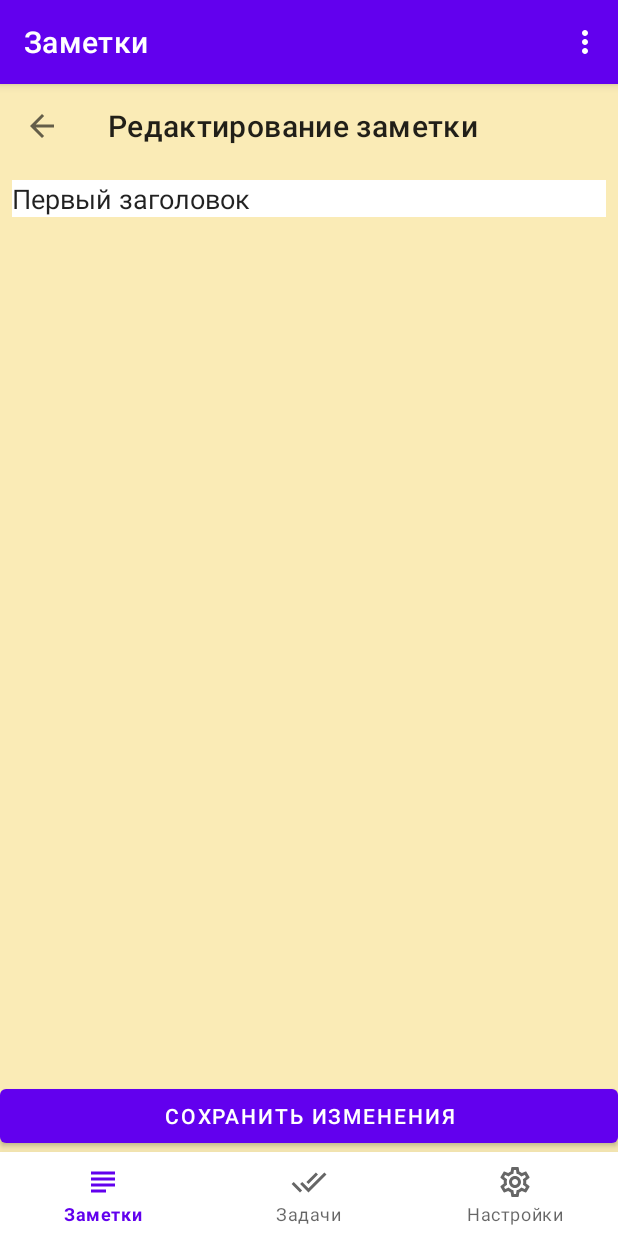
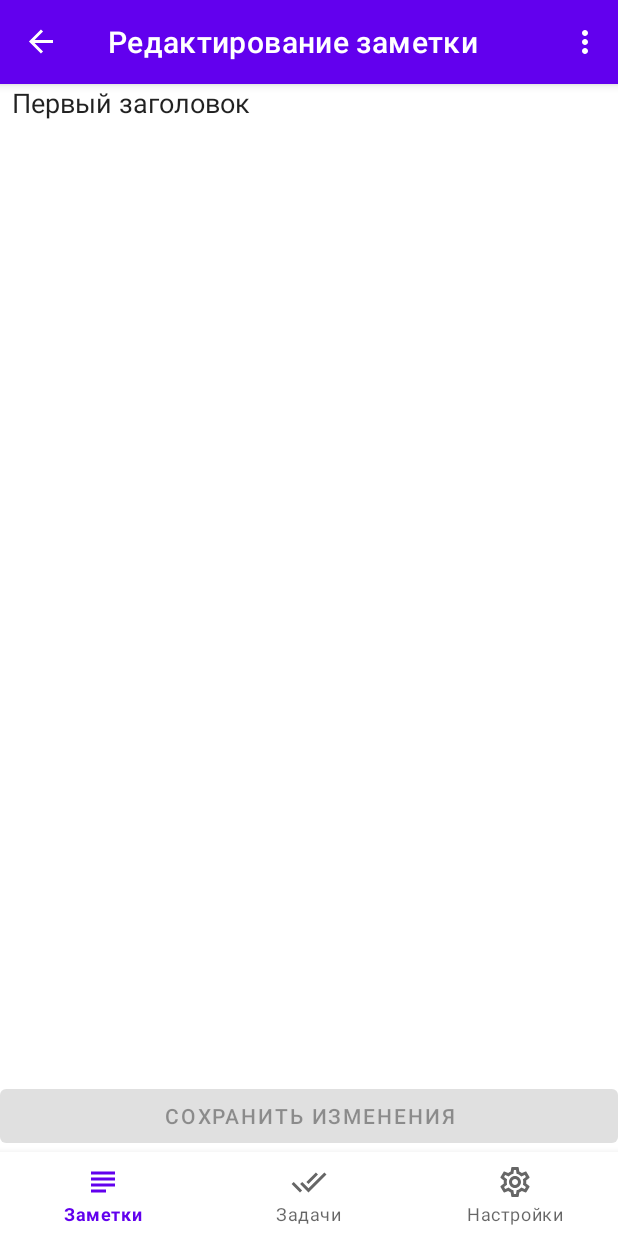
Before and after one commit to stdimensiy/GeekBrains_Course_AcquaintanceWithAndroid_HW_noteOrganizer_Std, an Android app: the screen it shows after launch (MainActivity), after a tap on "Первый заголовок", on a phone screen of 412 x 824 dp. Run offline under Robolectric (Android 15) with nearby library versions, the phone set to English and light mode, and no system bars; our stand-ins replace navigation-ui.

Commit message:
(изм 6) Работа переделана с ориентиром на принятую модель навигации и устранены следующие ошибки:  - Фрагмент редактирования исправлен в части разметки и включен в модуль навигации и вызывается теперь именно из MainActivity.java через navigation. Исправлена ошибка с наложением двух фрагментов. Теперь все стабильно.  - Исправлен баг с тулбаром. Теперь появился анимированный гамбургер, активность кнопки восстановлена, на фрагментах основного набора по тапу вызывается боковая шторка, с остальных производится возврат назад.  - Исправлен баг с вызовом метода изменений, теперь все работает и сохраняется.  - Заработало обновление данных во фрагменте списка заметок.  - При детаче принудительно закрываю экранную клавиатуру, раньше она при нажатии на кнопку сохранения раньше не скрывалась.  - при закрывании экранной клавиатуры пришлось отловить Exception на событии onDetach при выходе из режима редактирования без вызова экранной клавиатуры. (ничего не исправляли)  - Перенесен в domain интерфейс заглушек. Немного почищен код.

```diff
--- a/app/src/main/java/ru/geekbrains/acquaintancewithandroid/hw/noteorganizer/MainActivity.java
+++ b/app/src/main/java/ru/geekbrains/acquaintancewithandroid/hw/noteorganizer/MainActivity.java
@@ -2,15 +2,11 @@ package ru.geekbrains.acquaintancewithandroid.hw.noteorganizer;
 
 import android.os.Bundle;
 import android.view.Menu;
-import android.widget.Toast;
 
 import androidx.appcompat.app.AppCompatActivity;
 import androidx.appcompat.widget.Toolbar;
-import androidx.core.view.MenuCompat;
 import androidx.drawerlayout.widget.DrawerLayout;
-import androidx.fragment.app.Fragment;
 import androidx.fragment.app.FragmentManager;
-import androidx.fragment.app.FragmentTransaction;
 import androidx.navigation.NavController;
 import androidx.navigation.Navigation;
 import androidx.navigation.ui.AppBarConfiguration;
@@ -45,39 +41,34 @@ public class MainActivity extends AppCompatActivity implements NotesFragment.OnN
         NavigationUI.setupWithNavController(navigationView, navController);
         //Для нижнего меню
         BottomNavigationView navView = findViewById(R.id.nav_view_bottom);
-        AppBarConfiguration appBarConfiguration = new AppBarConfiguration.Builder(
-                R.id.navigation_notes, R.id.navigation_tasks, R.id.navigation_settings)
-                .build();
-        //NavController navController = Navigation.findNavController(this, R.id.nav_host_fragment);
-        NavigationUI.setupActionBarWithNavController(this, navController, appBarConfiguration);
         NavigationUI.setupWithNavController(navView, navController);
     }
 
     @Override
     public boolean onCreateOptionsMenu(Menu menu) {
-        // Inflate the menu; this adds items to the action bar if it is present.
-        MenuCompat.setGroupDividerEnabled(menu, true);
         getMenuInflater().inflate(R.menu.notes_options_menu, menu);
         return true;
     }
 
+    // фрагмент отвечает за поведение верхнего навигационного меню и конкретно гамбургера
+    @Override
+    public boolean onSupportNavigateUp() {
+        NavController navController = Navigation.findNavController(this, R.id.nav_host_fragment);
+        return NavigationUI.navigateUp(navController, mAppBarConfiguration)
+                || super.onSupportNavigateUp();
+    }
+
     @Override
     public void onNoteSelected(Note note) {
-       FragmentManager fragmentManager = getSupportFragmentManager();
-//        FragmentTransaction fragmentTransaction = fragmentManager.beginTransaction();
-//        fragmentTransaction.replace(R.id.nav_host_fragment, EditNoteFragment.newInstance(note), EditNoteFragment.TAG);
-//        fragmentTransaction.commit();
-        Fragment oldFragment = fragmentManager.findFragmentByTag(NotesFragment.TAG);
-        getSupportFragmentManager()
-                .beginTransaction().addToBackStack("Old")
-                .replace(R.id.nav_host_fragment, EditNoteFragment.newInstance(note), EditNoteFragment.TAG)
-                .addToBackStack(EditNoteFragment.TAG)
-                .commit();
+        FragmentManager fragmentManager = getSupportFragmentManager();
+        Bundle bundle = new Bundle();
+        bundle.putParcelable("ARG_NOTE", note);
+        Navigation.findNavController(this, R.id.nav_host_fragment).navigate(R.id.EditNoteFragment, bundle);
         //Toast.makeText(this, fragmentManager.getFragments().toString(), Toast.LENGTH_SHORT).show();
     }
 
     @Override
     public void onNoteSaved() {
-        getSupportFragmentManager().popBackStack();
+        Navigation.findNavController(this, R.id.nav_host_fragment).popBackStack();
     }
 }
--- a/app/src/main/java/ru/geekbrains/acquaintancewithandroid/hw/noteorganizer/ui/Pluggable.java
+++ b/app/src/main/java/ru/geekbrains/acquaintancewithandroid/hw/noteorganizer/domain/Pluggable.java
@@ -1,4 +1,4 @@
-package ru.geekbrains.acquaintancewithandroid.hw.noteorganizer.ui;
+package ru.geekbrains.acquaintancewithandroid.hw.noteorganizer.domain;
 
 import android.content.Context;
 import android.widget.Toast;
--- a/app/src/main/java/ru/geekbrains/acquaintancewithandroid/hw/noteorganizer/domain/TestNotesRepository.java
+++ b/app/src/main/java/ru/geekbrains/acquaintancewithandroid/hw/noteorganizer/domain/TestNotesRepository.java
@@ -120,7 +120,6 @@ public class TestNotesRepository implements NotesRepository {
 
     @Override
     public void updateNote(Note note, CallBack<Object> objectCallBack) {
-        //notes.add(new Note(title, "Тело новой заметки."));
         executor.execute((new Runnable() {
             @Override
             public void run() {
@@ -132,13 +131,13 @@ public class TestNotesRepository implements NotesRepository {
                 mainThreadHandler.post(new Runnable() {
                     @Override
                     public void run() {
-                        Note note = new Note("тестовый заголовок", "Тело новой тестовой заметки.");
-                        notes.add(note);
+                        //модуль подстановки новых значений
+                        Note editNote = notes.get(notes.indexOf(note));
+                        note.setTitle(editNote.getTitle());
                         objectCallBack.onResult(new Object());
                     }
                 });
             }
         }));
     }
-
 }
--- a/app/src/main/java/ru/geekbrains/acquaintancewithandroid/hw/noteorganizer/ui/notes/NotesFragment.java
+++ b/app/src/main/java/ru/geekbrains/acquaintancewithandroid/hw/noteorganizer/ui/notes/NotesFragment.java
@@ -27,7 +27,7 @@ import java.util.ArrayList;
 
 import ru.geekbrains.acquaintancewithandroid.hw.noteorganizer.R;
 import ru.geekbrains.acquaintancewithandroid.hw.noteorganizer.domain.Note;
-import ru.geekbrains.acquaintancewithandroid.hw.noteorganizer.ui.Pluggable;
+import ru.geekbrains.acquaintancewithandroid.hw.noteorganizer.domain.Pluggable;
 
 public class NotesFragment extends Fragment implements Pluggable {
     public static final String TAG = "NOTES_LIST";
--- a/app/src/main/java/ru/geekbrains/acquaintancewithandroid/hw/noteorganizer/ui/notes/edit/EditNoteFragment.java
+++ b/app/src/main/java/ru/geekbrains/acquaintancewithandroid/hw/noteorganizer/ui/notes/edit/EditNoteFragment.java
@@ -1,5 +1,6 @@
 package ru.geekbrains.acquaintancewithandroid.hw.noteorganizer.ui.notes.edit;
 
+import android.app.Activity;
 import android.content.Context;
 import android.os.Bundle;
 import android.text.Editable;
@@ -7,13 +8,13 @@ import android.text.TextWatcher;
 import android.view.LayoutInflater;
 import android.view.View;
 import android.view.ViewGroup;
+import android.view.inputmethod.InputMethodManager;
 import android.widget.Button;
 import android.widget.EditText;
 import android.widget.ProgressBar;
 
 import androidx.annotation.NonNull;
 import androidx.annotation.Nullable;
-import androidx.appcompat.widget.Toolbar;
 import androidx.fragment.app.Fragment;
 import androidx.lifecycle.Observer;
 import androidx.lifecycle.ViewModelProvider;
@@ -22,25 +23,14 @@ import ru.geekbrains.acquaintancewithandroid.hw.noteorganizer.R;
 import ru.geekbrains.acquaintancewithandroid.hw.noteorganizer.domain.Note;
 
 public class EditNoteFragment extends Fragment {
-    public static final String TAG = "EditNoteFragment";
-    public static final String ARG_NOTE = "ARG_NOTE";
-    private Note note;
+    private Note editNote;
     private EditNoteViewModel viewModel;
     private OnNoteSaved listener;
-
-    public static EditNoteFragment newInstance(Note note) {
-        EditNoteFragment fragment = new EditNoteFragment();
-        Bundle bundle = new Bundle();
-        bundle.putParcelable(ARG_NOTE, note);
-
-        fragment.setArguments(bundle);
-        return fragment;
-    }
 
     @Override
     public void onAttach(@NonNull Context context) {
         super.onAttach(context);
-        if(context instanceof OnNoteSaved){
+        if (context instanceof OnNoteSaved) {
             listener = (OnNoteSaved) context;
         }
     }
@@ -49,12 +39,19 @@ public class EditNoteFragment extends Fragment {
     public void onDetach() {
         listener = null;
         super.onDetach();
+        // реализация принудительного сокрытия экранной клавиатуры по завершении редактирования заметки
+        Activity activity = getActivity();
+        try {
+            InputMethodManager inputMethodManager = (InputMethodManager) activity.getSystemService(Activity.INPUT_METHOD_SERVICE);
+            inputMethodManager.hideSoftInputFromWindow(activity.getCurrentFocus().getWindowToken(), 0);
+        } catch (Exception e) {
+
+        }
     }
 
     @Override
     public void onCreate(@Nullable Bundle savedInstanceState) {
         super.onCreate(savedInstanceState);
-        note = getArguments().getParcelable(ARG_NOTE);
         viewModel = new ViewModelProvider(this, new EditNoteViewModelFactory()).get(EditNoteViewModel.class);
     }
 
@@ -67,22 +64,12 @@ public class EditNoteFragment extends Fragment {
     @Override
     public void onViewCreated(@NonNull View view, @Nullable Bundle savedInstanceState) {
         super.onViewCreated(view, savedInstanceState);
-        Toolbar toolbar = view.findViewById(R.id.toolbarEditNote);
-        toolbar.setNavigationOnClickListener(new View.OnClickListener() {
-            @Override
-            public void onClick(View v) {
-                requireActivity().onBackPressed(); // по кнопке "назад" быстрый выход из режима редактирования без сохранения
-            }
-        });
-        Button buttonSave = view.findViewById(R.id.edit_note_btn_save);
+
         EditText editTitle = view.findViewById(R.id.edit_note_EditText_title);
-        buttonSave.setOnClickListener((new View.OnClickListener() {
-            @Override
-            public void onClick(View v) {
-                viewModel.saveNote(editTitle.getText(), note);
-            }
-        }));
-
+        if (getArguments() != null) {
+            editNote = getArguments().getParcelable("ARG_NOTE");
+            editTitle.setText(editNote.getTitle());
+        }
         editTitle.addTextChangedListener(new TextWatcher() {
             @Override
             public void beforeTextChanged(CharSequence s, int start, int count, int after) {
@@ -100,7 +87,13 @@ public class EditNoteFragment extends Fragment {
             }
         });
 
-        editTitle.setText(note.getTitle()); // заполняем поле заголовка заметки текущим значением заголовка заметки
+        Button buttonSave = view.findViewById(R.id.edit_note_btn_save);
+        buttonSave.setOnClickListener((new View.OnClickListener() {
+            @Override
+            public void onClick(View v) {
+                viewModel.saveNote(editTitle.getText(), editNote);
+            }
+        }));
 
         //подписываем на событие "сохранение разрешено"
         viewModel.getSaveEnabledLiveData().observe(getViewLifecycleOwner(), new Observer<Boolean>() {
@@ -123,11 +116,12 @@ public class EditNoteFragment extends Fragment {
             }
         });
 
+        //подписываем на сигнал об успешном сохранении
         viewModel.getSaveSucceedLiveData().observe(getViewLifecycleOwner(), new Observer<Object>() {
             @Override
             public void onChanged(Object o) {
                 // Сигнал об успешном сохранении данных
-                if (listener != null){
+                if (listener != null) {
                     listener.onNoteSaved();
                 }
             }
--- a/app/src/main/java/ru/geekbrains/acquaintancewithandroid/hw/noteorganizer/ui/notes/edit/EditNoteViewModel.java
+++ b/app/src/main/java/ru/geekbrains/acquaintancewithandroid/hw/noteorganizer/ui/notes/edit/EditNoteViewModel.java
@@ -16,6 +16,7 @@ public class EditNoteViewModel extends ViewModel {
     private final MutableLiveData<Boolean> saveEnabledLiveData = new MutableLiveData<>(false);
     private final MutableLiveData<Object> saveSucceedLiveData = new MutableLiveData<>();
 
+    // конструктор принимает репозиторий (при замене репозитория менять в классе фабрики)
     public EditNoteViewModel(NotesRepository repository) {
         this.repository = repository;
     }
@@ -32,10 +33,14 @@ public class EditNoteViewModel extends ViewModel {
         return saveSucceedLiveData;
     }
 
+    // логика валидации вводимых данных
+    // 1 вариант - просто непустая строка
+    // 2 вариант (в разработке) проверить, если данные не изменены кнопку не активировать.
     public void validateInput(String newTitle) {
         saveEnabledLiveData.setValue(!newTitle.isEmpty()); // первая проверка, если заголовок заметки не пустой.
     }
 
+    //Логика сохранения измененных данных
     public void saveNote(Editable text, Note note) {
         note.setTitle(text.toString()); // передаем как есть из поля редактирования в элемент
         //СТАРТ показа прогресс-бара
--- a/app/src/main/java/ru/geekbrains/acquaintancewithandroid/hw/noteorganizer/ui/notes/edit/EditNoteViewModelFactory.java
+++ b/app/src/main/java/ru/geekbrains/acquaintancewithandroid/hw/noteorganizer/ui/notes/edit/EditNoteViewModelFactory.java
@@ -5,6 +5,7 @@ import androidx.lifecycle.ViewModel;
 import androidx.lifecycle.ViewModelProvider;
 
 import ru.geekbrains.acquaintancewithandroid.hw.noteorganizer.domain.TestNotesRepository;
+
 public class EditNoteViewModelFactory implements ViewModelProvider.Factory {
     @NonNull
     @Override
--- a/app/src/main/java/ru/geekbrains/acquaintancewithandroid/hw/noteorganizer/ui/settings/SettingsFragment.java
+++ b/app/src/main/java/ru/geekbrains/acquaintancewithandroid/hw/noteorganizer/ui/settings/SettingsFragment.java
@@ -15,7 +15,7 @@ import androidx.fragment.app.Fragment;
 import androidx.lifecycle.ViewModelProvider;
 
 import ru.geekbrains.acquaintancewithandroid.hw.noteorganizer.R;
-import ru.geekbrains.acquaintancewithandroid.hw.noteorganizer.ui.Pluggable;
+import ru.geekbrains.acquaintancewithandroid.hw.noteorganizer.domain.Pluggable;
 
 public class SettingsFragment extends Fragment {
 
--- a/app/src/main/java/ru/geekbrains/acquaintancewithandroid/hw/noteorganizer/ui/tasks/TasksFragment.java
+++ b/app/src/main/java/ru/geekbrains/acquaintancewithandroid/hw/noteorganizer/ui/tasks/TasksFragment.java
@@ -26,7 +26,7 @@ import java.util.ArrayList;
 
 import ru.geekbrains.acquaintancewithandroid.hw.noteorganizer.R;
 import ru.geekbrains.acquaintancewithandroid.hw.noteorganizer.domain.Task;
-import ru.geekbrains.acquaintancewithandroid.hw.noteorganizer.ui.Pluggable;
+import ru.geekbrains.acquaintancewithandroid.hw.noteorganizer.domain.Pluggable;
 
 public class TasksFragment extends Fragment {
 
--- a/app/src/main/res/layout/fragment_edit_note.xml
+++ b/app/src/main/res/layout/fragment_edit_note.xml
@@ -1,24 +1,14 @@
 <?xml version="1.0" encoding="utf-8"?>
-<androidx.coordinatorlayout.widget.CoordinatorLayout xmlns:android="http://schemas.android.com/apk/res/android"
+<FrameLayout xmlns:android="http://schemas.android.com/apk/res/android"
     xmlns:app="http://schemas.android.com/apk/res-auto"
+    xmlns:tools="http://schemas.android.com/tools"
     android:layout_width="match_parent"
     android:layout_height="match_parent"
-    android:background="#FAEBB6">
+    tools:context=".ui.notes.edit.EditNoteFragment">
 
     <androidx.constraintlayout.widget.ConstraintLayout
         android:layout_width="match_parent"
-        android:layout_height="match_parent"
-        app:layout_behavior="@string/appbar_scrolling_view_behavior">
-
-        <androidx.appcompat.widget.Toolbar
-            android:id="@+id/toolbarEditNote"
-            android:layout_width="match_parent"
-            android:layout_height="wrap_content"
-            app:layout_constraintEnd_toEndOf="parent"
-            app:layout_constraintStart_toStartOf="parent"
-            app:layout_constraintTop_toTopOf="parent"
-            app:navigationIcon="@drawable/ic_baseline_arrow_back_24"
-            app:title="@string/edit_note_title" />
+        android:layout_height="match_parent">
 
         <EditText
             android:id="@+id/edit_note_EditText_title"
@@ -28,7 +18,7 @@
             android:background="#FFFFFF"
             app:layout_constraintEnd_toEndOf="parent"
             app:layout_constraintStart_toStartOf="parent"
-            app:layout_constraintTop_toBottomOf="@+id/toolbarEditNote" />
+            app:layout_constraintTop_toBottomOf="@+id/toolbar" />
 
         <Button
             android:id="@+id/edit_note_btn_save"
@@ -48,8 +38,7 @@
             app:layout_constraintBottom_toTopOf="@+id/edit_note_btn_save"
             app:layout_constraintEnd_toEndOf="parent"
             app:layout_constraintStart_toStartOf="parent"
-            app:layout_constraintTop_toBottomOf="@+id/toolbarEditNote" />
-
+            app:layout_constraintTop_toBottomOf="@+id/toolbar" />
     </androidx.constraintlayout.widget.ConstraintLayout>
 
-</androidx.coordinatorlayout.widget.CoordinatorLayout>
+</FrameLayout>
--- a/app/src/main/res/navigation/mobile_navigation.xml
+++ b/app/src/main/res/navigation/mobile_navigation.xml
@@ -11,9 +11,8 @@
         android:label="@string/title_notes"
         tools:layout="@layout/fragment_notes" >
         <action
-            android:id="@+id/action_navigation_notes_to_editNoteFragment"
-            app:destination="@id/editNoteFragment"
-            app:popUpTo="@id/editNoteFragment" />
+            android:id="@+id/action_navigation_notes_to_newEditNoteFragment"
+            app:destination="@id/EditNoteFragment" />
     </fragment>
 
     <fragment
@@ -28,11 +27,15 @@
         android:label="@string/title_settings"
         tools:layout="@layout/fragment_settings" />
     <fragment
-        android:id="@+id/editNoteFragment"
-        android:label="EditNoteFragment">
+        android:id="@+id/EditNoteFragment"
+        android:name="ru.geekbrains.acquaintancewithandroid.hw.noteorganizer.ui.notes.edit.EditNoteFragment"
+        android:label="Редактирование заметки"
+        tools:layout="@layout/fragment_edit_note" >
         <action
-            android:id="@+id/action_editNoteFragment_to_navigation_notes"
-            app:destination="@id/navigation_notes"
-            app:launchSingleTop="true" />
+            android:id="@+id/action_EditNoteFragment_to_navigation_notes"
+            app:destination="@id/navigation_notes" />
+        <argument
+            android:name="note"
+            app:argType="ru.geekbrains.acquaintancewithandroid.hw.noteorganizer.domain.Note" />
     </fragment>
 </navigation>
```
